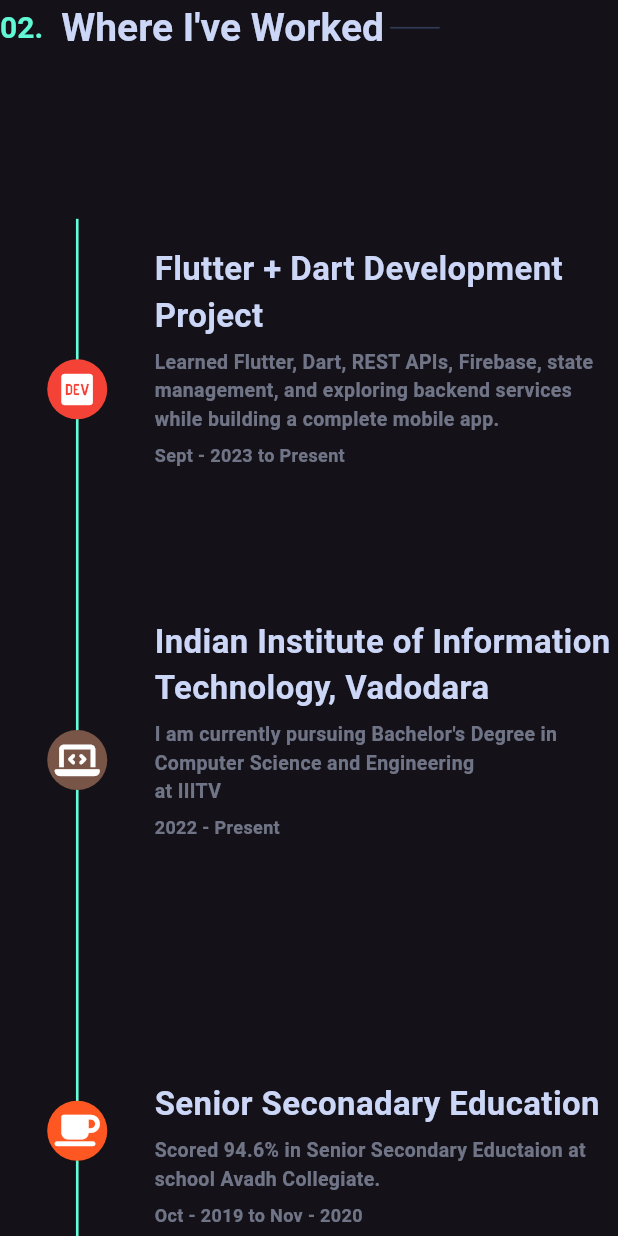
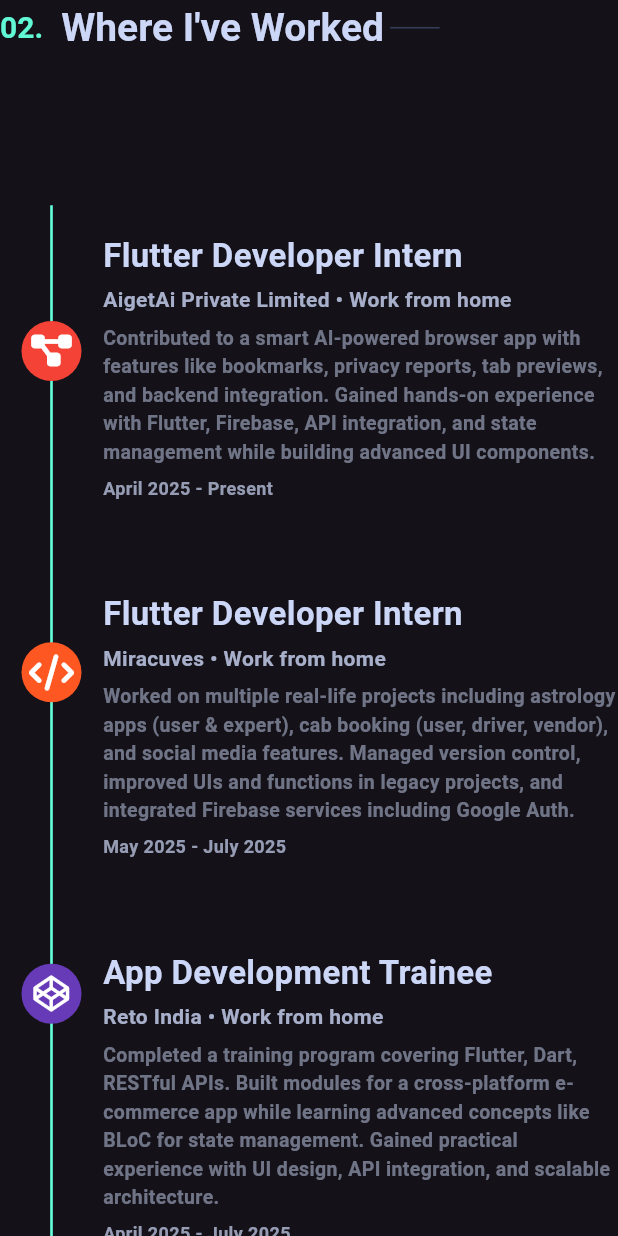
Before and after one commit to SmitaPatel19/MyPortfolio, a Flutter app: the MobileWorkPage widget shown alone on an empty page, opened directly, on a phone screen of 412 x 824 dp. Run offline on Flutter 3.47's test engine with Material 3 defaults, Android fonts, the light colour scheme and no system bars; our stand-ins replace font_awesome_flutter, scroll_to_index.

```diff
--- a/lib/pages/home_page.dart
+++ b/lib/pages/home_page.dart
@@ -308,7 +308,7 @@ class _HomePageState extends State<HomePage> {
                                   Wrap(
                                     children: [
                                       Text(
-                                        "I'm a third-year student at the prestigious Indian Institute of Information Technology Vadodara, passionate about technology and problem-solving."
+                                        "I'm a final-year student at the prestigious Indian Institute of Information Technology Vadodara, passionate about technology and problem-solving."
                                         "\n\n🚀 I am passionate about exploring the latest technologies, and I am currently on the lookout for an internship opportunity "
                                         "where I can contribute, learn, and grow."
                                         "\n🤝 Open to collaboration and always ready to lend a helping hand. Let's build something incredible together!"
--- a/lib/pages/mobile_home.dart
+++ b/lib/pages/mobile_home.dart
@@ -250,7 +250,7 @@ class _MobileHomeState extends State<MobileHome> {
                 child: Wrap(
                   children: [
                     Text(
-                      "I'm a third-year student at the prestigious Indian Institute of Information Technology Vadodara, passionate about technology and problem-solving."
+                      "I'm a final-year student at the prestigious Indian Institute of Information Technology Vadodara, passionate about technology and problem-solving."
                       "\n\n🚀 I am passionate about exploring the latest technologies, and I am currently on the lookout for an internship opportunity "
                       "where I can contribute, learn, and grow."
                       "\n🤝 Open to collaboration and always ready to lend a helping hand. Let's build something incredible together!"
@@ -475,6 +475,19 @@ class _MobileHomeState extends State<MobileHome> {
                 tech1: "Flutter & Dart",
                 tech2: "http",
                 tech3: "API",
+              ),
+
+              MobileProject(
+                imagePath: "images/todoApp.jpg",
+                ontab: () {
+                  method.launchURL("https://github.com/SmitaPatel19/Todo_App");
+                },
+                projectDesc:
+                "A simple yet powerful Flutter task manager with category filters, priority levels, due dates, swipe-to-delete, and task statistics — all stored locally using SharedPreferences for offline use.",
+                projectTitle: "Todo App",
+                tech1: "Flutter",
+                tech2: "SharedPreferences",
+                tech3: "Dart",
               ),
 
               SizedBox(height: size.height * 0.08),
--- a/lib/pages/work_page.dart
+++ b/lib/pages/work_page.dart
@@ -20,7 +20,7 @@ class _WorkState extends State<Work> {
     return ConstrainedBox(
       constraints: BoxConstraints.tightFor(
         width: size.width,
-        height: size.height * 1.4,
+        height: size.height * 1.45,
       ),
       child: Column(
         children: [
@@ -72,6 +72,27 @@ class _WorkState extends State<Work> {
                             mainAxisAlignment: MainAxisAlignment.spaceAround,
                             children: [
                               CircleAvatar(
+                                backgroundColor: colors.redColor,
+                                child: FaIcon(
+                                  FontAwesomeIcons.diagramProject,
+                                  color: colors.whiteColor,
+                                ),
+                              ),
+                              CircleAvatar(
+                                backgroundColor: colors.deepOrangeColor,
+                                child: FaIcon(
+                                  FontAwesomeIcons.code,
+                                  color: colors.whiteColor,
+                                ),
+                              ),
+                              CircleAvatar(
+                                backgroundColor: colors.deepPurpleColor,
+                                child: FaIcon(
+                                  FontAwesomeIcons.codepen,
+                                  color: colors.whiteColor,
+                                ),
+                              ),
+                              CircleAvatar(
                                 backgroundColor: colors.brownColor,
                                 child: FaIcon(
                                   FontAwesomeIcons.dev,
--- a/lib/pages/work_page_ mobile.dart
+++ b/lib/pages/work_page_ mobile.dart
@@ -44,20 +44,13 @@ class _MobileWorkPageState extends State<MobileWorkPage> {
           ],
         ),
 
-        ConstrainedBox(
-          constraints: BoxConstraints.tightFor(
-            width: size.width,
-            height: size.height * 1.7,
-          ),
-          child: Column(
-            children: [
-              SizedBox(height: size.height * 0.02),
+        SizedBox(height: size.height * 0.07),
         Row(
           children: [
             Expanded(
               flex: 1,
               child: Container(
-                      height: size.height * 1.2,
+                height: size.height * 1.82,
                 child: Stack(
                   children: [
                     Center(
@@ -70,12 +63,33 @@ class _MobileWorkPageState extends State<MobileWorkPage> {
                       ),
                     ),
                     Container(
-                            height: size.height * 1.4,
+                      // height: size.height * 1.4,
                       child: Center(
                         child: Column(
                           mainAxisAlignment:
                               MainAxisAlignment.spaceAround,
                           children: [
+                            CircleAvatar(
+                              backgroundColor: colors.redColor,
+                              child: FaIcon(
+                                FontAwesomeIcons.diagramProject,
+                                color: colors.whiteColor,
+                              ),
+                            ),
+                            CircleAvatar(
+                              backgroundColor: colors.deepOrangeColor,
+                              child: FaIcon(
+                                FontAwesomeIcons.code,
+                                color: colors.whiteColor,
+                              ),
+                            ),
+                            CircleAvatar(
+                              backgroundColor: colors.deepPurpleColor,
+                              child: FaIcon(
+                                FontAwesomeIcons.codepen,
+                                color: colors.whiteColor,
+                              ),
+                            ),
                             CircleAvatar(
                               backgroundColor: colors.redColor,
                               child: FaIcon(
@@ -114,18 +128,15 @@ class _MobileWorkPageState extends State<MobileWorkPage> {
             ),
 
             Expanded(
-                    flex: 3,
+              flex: 5,
               child: Container(
-                      height: size.height * 1.4,
+                // height: size.height * 1.2,
                 child: MobileWorkBox(),
               ),
             ),
           ],
         ),
       ],
-          ),
-        ),
-      ],
     );
   }
 }
--- a/lib/theme/themes.dart
+++ b/lib/theme/themes.dart
@@ -6,7 +6,7 @@ final lightTheme = ThemeData(
   brightness: Brightness.light,
   extensions: [
     AppColors(
-      backgroundColor: Color(0xffCCD6F6),
+      backgroundColor: Color(0xFFF0F5FF),
       sideIconColor: Color(0xff0A192F),
       sideLineColor: Color(0xff0A192F),
       highliteTextColor: Color(0xff8C1946),
--- a/lib/widgets/mobile_work_box.dart
+++ b/lib/widgets/mobile_work_box.dart
@@ -11,7 +11,40 @@ class MobileWorkBox extends StatelessWidget {
       crossAxisAlignment: CrossAxisAlignment.start,
       children: [
         Padding(
-          padding: const EdgeInsets.only(top: 60),
+          padding: const EdgeInsets.only(top: 60, bottom: 60),
+          child: WorkCustomData(
+            title: "Flutter Developer Intern",
+            subTitle:
+            "Contributed to a smart AI-powered browser app with features like bookmarks, privacy reports, tab previews, and backend integration. Gained hands-on experience with Flutter, Firebase, API integration, and state management while building advanced UI components.",
+            duration: "April 2025 - Present",
+            company: "AigetAi Private Limited",
+            location: "Work from home",
+          ),
+        ),
+        Padding(
+          padding: const EdgeInsets.only(bottom: 60),
+          child: WorkCustomData(
+            title: "Flutter Developer Intern",
+            subTitle:
+            "Worked on multiple real-life projects including astrology apps (user & expert), cab booking (user, driver, vendor), and social media features. Managed version control, improved UIs and functions in legacy projects, and integrated Firebase services including Google Auth.",
+            duration: "May 2025 - July 2025",
+            company: "Miracuves",
+            location: "Work from home",
+          ),
+        ),
+        Padding(
+          padding: const EdgeInsets.only(bottom: 60),
+          child: WorkCustomData(
+            title: "App Development Trainee",
+            subTitle:
+            "Completed a training program covering Flutter, Dart, RESTful APIs. Built modules for a cross-platform e-commerce app while learning advanced concepts like BLoC for state management. Gained practical experience with UI design, API integration, and scalable architecture.",
+            duration: "April 2025 - July 2025",
+            company: "Reto India",
+            location: "Work from home",
+          ),
+        ),
+        Padding(
+          padding: const EdgeInsets.only(bottom: 60),
           child: WorkCustomData(
             title: "Flutter + Dart Development Project",
             subTitle:
--- a/lib/widgets/work_custom_data.dart
+++ b/lib/widgets/work_custom_data.dart
@@ -5,12 +5,16 @@ class WorkCustomData extends StatelessWidget {
   final String title;
   final String subTitle;
   final String duration;
+  final String? company;          // Nullable
+  final String? location;
 
   const WorkCustomData({
     super.key,
     required this.title,
     required this.subTitle,
     required this.duration,
+    this.company,
+    this.location,
   });
   @override
   Widget build(BuildContext context) {
@@ -28,7 +32,19 @@ class WorkCustomData extends StatelessWidget {
             fontWeight: FontWeight.w700,
           ),
         ),
+        SizedBox(height: 4.0),
+        if (company != null || location != null)
+          Text(
+            "${company ?? ""}${company != null && location != null ? " • " : ""}${location ?? ""}",
+            style: TextStyle(
+              fontSize: 14.0,
+              fontWeight: FontWeight.w600,
+              color: colors.sectionheadingColor.withOpacity(0.8),
+            ),
+          ),
+
         SizedBox(height: 6.0),
+
         Text(
           subTitle,
           style: TextStyle(
@@ -42,7 +58,7 @@ class WorkCustomData extends StatelessWidget {
           duration,
           style: TextStyle(
             fontSize: 12.0,
-            color: colors.sectionheadingColor.withOpacity(0.5),
+            color: colors.sectionheadingColor.withOpacity(0.7),
             fontWeight: FontWeight.w700,
           ),
         ),
--- a/lib/widgets/workbox.dart
+++ b/lib/widgets/workbox.dart
@@ -10,6 +10,30 @@ class WorkBox extends StatelessWidget {
       mainAxisAlignment: MainAxisAlignment.spaceAround,
       crossAxisAlignment: CrossAxisAlignment.start,
       children: [
+        WorkCustomData(
+          title: "Flutter Developer Intern",
+          subTitle:
+          "Contributed to a smart AI-powered browser app with features like bookmarks, privacy reports, tab previews, and backend integration. Gained hands-on experience with Flutter, Firebase, API integration, and state management while building advanced UI components.",
+          duration: "April 2025 - Present",
+          company: "AigetAi Private Limited",
+          location: "Work from home",
+        ),
+        WorkCustomData(
+          title: "Flutter Developer Intern",
+          subTitle:
+          "Worked on multiple real-life projects including astrology apps (user & expert), cab booking (user, driver, vendor), and social media features. Managed version control, improved UIs and functions in legacy projects, and integrated Firebase services including Google Auth.",
+          duration: "May 2025 - July 2025",
+          company: "Miracuves",
+          location: "Work from home",
+        ),
+        WorkCustomData(
+          title: "App Development Trainee",
+          subTitle:
+          "Completed a training program covering Flutter, Dart, RESTful APIs. Built modules for a cross-platform e-commerce app while learning advanced concepts like BLoC for state management. Gained practical experience with UI design, API integration, and scalable architecture.",
+          duration: "April 2025 - July 2025",
+          company: "Reto India",
+          location: "Work from home",
+        ),
         WorkCustomData(
           title: "Flutter + Dart Development Project",
           subTitle:
```
Lines whose indentation alone changed are shown as unchanged.
